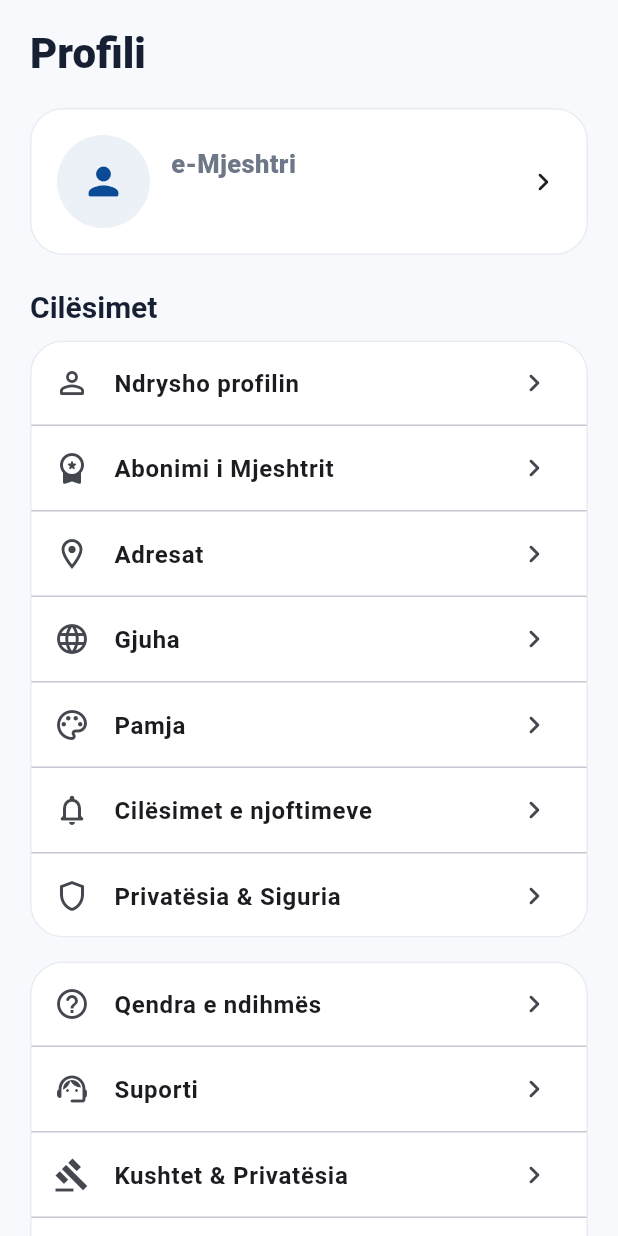
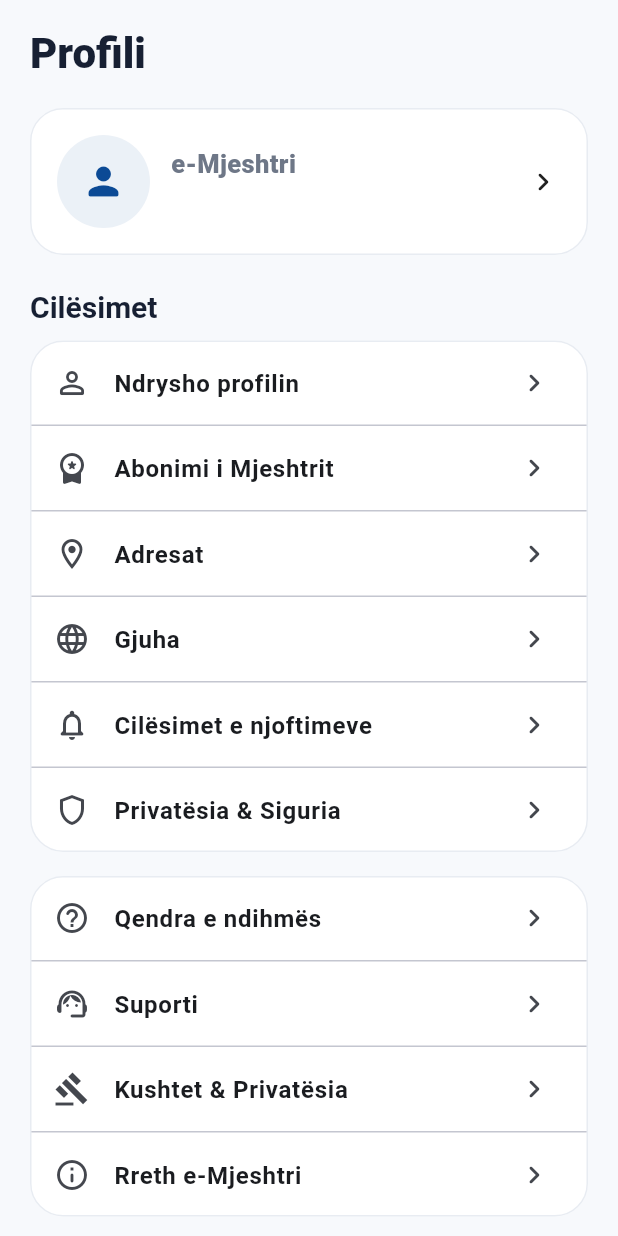
Before and after one commit to contactasatechservice-coder/e-Mjeshtri-Admin, a Flutter app: the ProfileScreen widget shown alone on an empty page, opened directly, on a phone screen of 412 x 824 dp. Run offline on Flutter 3.47's test engine with Material 3 defaults, Android fonts, the phone set to English and light mode, and no system bars; our stand-ins replace file_picker, flutter_map, flutter_riverpod, geolocator, go_router, image_picker and 4 more; accounts and stored records are empty; network calls fail; project files that could hold a hidden picture were left out.

Commit message:
Remove Appearance from citizen profile

```diff
--- a/.github/e_mjeshtri_mobile_src/lib/features/profile/profile_screen.dart
+++ b/.github/e_mjeshtri_mobile_src/lib/features/profile/profile_screen.dart
@@ -141,7 +141,6 @@ class _ProfileScreenState extends ConsumerState<ProfileScreen> {
                 ),
               _tile(Icons.location_on_outlined, s.t('addresses'), () => context.push('/profile/addresses')),
               _tile(Icons.language_rounded, s.t('language'), () => context.push('/profile/language')),
-              _tile(Icons.palette_outlined, s.t('appearance'), () => context.push('/profile/appearance')),
               _tile(Icons.notifications_none_rounded, s.t('notificationSettings'), () => context.push('/profile/notifications')),
               _tile(Icons.shield_outlined, s.t('privacySecurity'), () => context.push('/profile/privacy')),
             ]),
```
